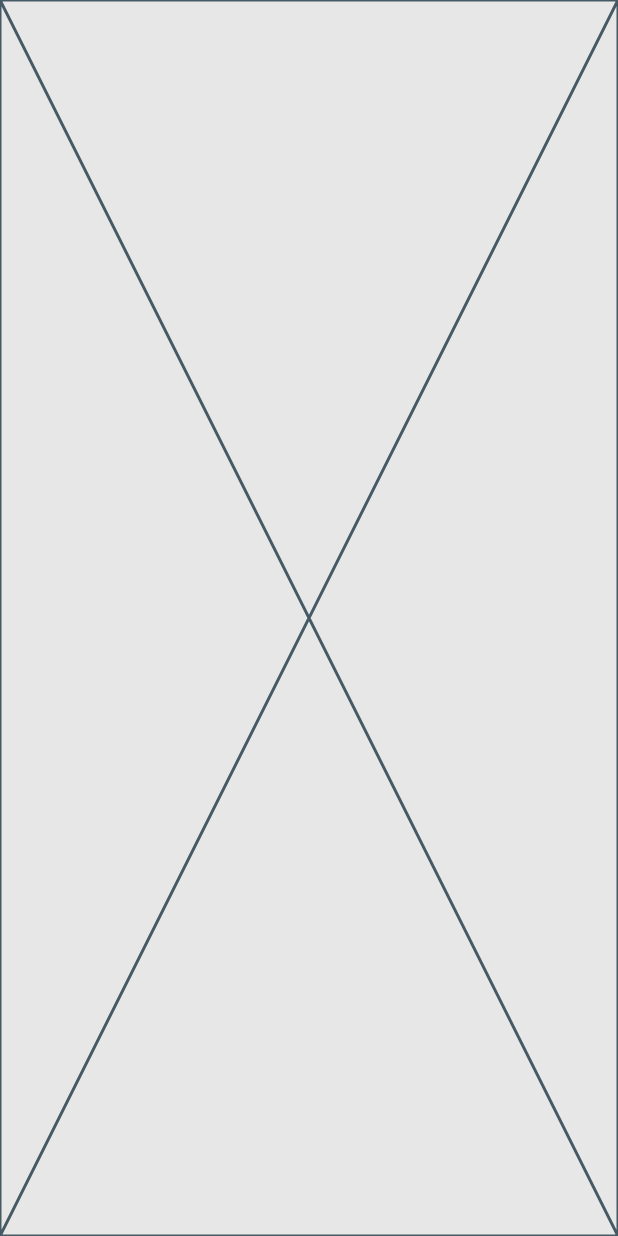
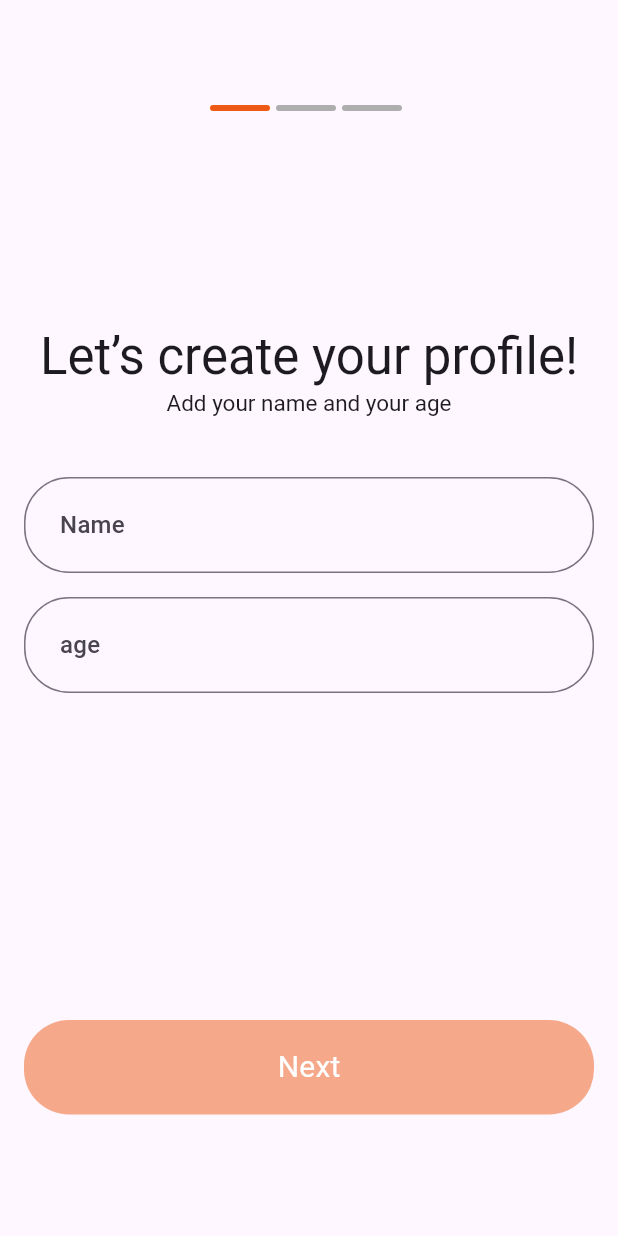
Before and after one commit to Yagshymyradov/most-bet, a Flutter app: the screen it shows after launch, on a phone screen of 412 x 824 dp. Run offline on Flutter 3.47's test engine with Material 3 defaults, Android fonts, the phone set to English and light mode, and no system bars; our stand-ins replace flutter_svg; Roboto replaces fonts that are missing (Sf-Pro-Regular); project files that could hold a hidden picture were left out.

Commit message:
theme && onboarding screen

```diff
--- /dev/null
+++ b/lib/components/field_text.dart
@@ -0,0 +1,48 @@
+import 'package:flutter/material.dart';
+import 'package:flutter/services.dart';
+
+
+class FieldText extends StatelessWidget {
+  const FieldText({
+    super.key,
+    required this.controller,
+    this.obscureText = false,
+    this.password = false,
+    this.onTogglePasscodeVisibilityTap,
+    this.validator,
+    this.onChanged,
+    this.hintText,
+    this.inputFormatter,
+    this.keyboardType,
+    this.maxLines = 1,
+  });
+
+  final bool password;
+  final TextInputType? keyboardType;
+  final List<TextInputFormatter>? inputFormatter;
+  final String? hintText;
+  final TextEditingController controller;
+  final bool obscureText;
+  final VoidCallback? onTogglePasscodeVisibilityTap;
+  final String? Function(String?)? validator;
+  final String? Function(String?)? onChanged;
+  final int maxLines;
+  @override
+  Widget build(BuildContext context) {
+    final textTheme = Theme.of(context).textTheme;
+    return TextFormField(
+      keyboardType: keyboardType,
+      validator: validator,
+      obscureText: obscureText,
+      controller: controller,
+      inputFormatters: inputFormatter,
+      style: textTheme.titleMedium,
+      maxLines: maxLines,
+      onChanged: onChanged,
+      decoration: InputDecoration(
+        contentPadding: const EdgeInsets.all(20),
+        hintText: hintText,
+      ),
+    );
+  }
+}
--- a/lib/main.dart
+++ b/lib/main.dart
@@ -1,5 +1,6 @@
 import 'package:flutter/material.dart';
 import 'screens/splash_screen.dart';
+import 'utils/theme/theme.dart';
 
 void main() {
   runApp(const MostBetApp());
@@ -10,9 +11,10 @@
 
   @override
   Widget build(BuildContext context) {
-    return const MaterialApp(
+    return MaterialApp(
       debugShowCheckedModeBanner: false,
-      home: SplashScreen(),
+      theme: AppTheme.lightTheme,
+      home: const SplashScreen(),
     );
   }
 }
--- a/lib/screens/on_boarding_screen.dart
+++ b/lib/screens/main_screen.dart
@@ -1,7 +1,7 @@
 import 'package:flutter/material.dart';
 
-class OnBoardingScreen extends StatelessWidget {
-  const OnBoardingScreen({super.key});
+class MainScreen extends StatelessWidget {
+  const MainScreen({super.key});
 
   @override
   Widget build(BuildContext context) {
--- /dev/null
+++ b/lib/screens/on_boarding_screen/on_boarding_screen.dart
@@ -0,0 +1,82 @@
+import 'package:flutter/material.dart';
+
+import '../../utils/navigation.dart';
+import '../../utils/theme/theme.dart';
+import '../main_screen.dart';
+import 'widgets/choose_photo.dart';
+import 'widgets/choose_workout_type.dart';
+import 'widgets/name_age_field.dart';
+
+class OnBoardingScreen extends StatefulWidget {
+  const OnBoardingScreen({super.key});
+
+  @override
+  State<OnBoardingScreen> createState() => _OnBoardingScreenState();
+}
+
+class _OnBoardingScreenState extends State<OnBoardingScreen> {
+  final controller = PageController();
+  int selectedPage = 0;
+
+  void onNextButtonTap() {
+    selectedPage == 2
+        ? replaceRootScreen<void>(context, const MainScreen())
+        : controller.nextPage(
+            duration: const Duration(milliseconds: 300),
+            curve: Curves.ease,
+          );
+  }
+
+  @override
+  Widget build(BuildContext context) {
+    return Scaffold(
+      body: Padding(
+        padding: const EdgeInsets.symmetric(vertical: 16),
+        child: Column(
+          children: [
+            const SizedBox(height: 54),
+            Row(
+              mainAxisAlignment: MainAxisAlignment.center,
+              children: List.generate(
+                3,
+                (index) => Padding(
+                  padding: const EdgeInsets.only(right: 4),
+                  child: SizedBox(
+                    width: 40,
+                    height: 4,
+                    child: DecoratedBox(
+                      decoration: BoxDecoration(
+                        borderRadius: BorderRadius.circular(100),
+                        color: selectedPage >= index
+                            ? AppColors.primaryColor
+                            : AppColors.textSecondaryColor,
+                      ),
+                    ),
+                  ),
+                ),
+              ),
+            ),
+            const SizedBox(height: 8),
+            Expanded(
+              child: PageView(
+                physics: const NeverScrollableScrollPhysics(),
+                controller: controller,
+                onPageChanged: (page) {
+                  selectedPage = page;
+                  setState(() {
+                    //no-op
+                  });
+                },
+                children: [
+                  NameAgeField(onNextButtonTap: onNextButtonTap),
+                  ChooseProfilePhoto(onNextButtonTap: onNextButtonTap),
+                  ChooseWorkoutType(onNextButtonTap: onNextButtonTap),
+                ],
+              ),
+            ),
+          ],
+        ),
+      ),
+    );
+  }
+}
--- /dev/null
+++ b/lib/screens/on_boarding_screen/widgets/name_age_field.dart
@@ -0,0 +1,81 @@
+import 'package:flutter/material.dart';
+
+import '../../../components/field_text.dart';
+import '../../../utils/extensions.dart';
+import '../../../utils/theme/theme.dart';
+
+class NameAgeField extends StatefulWidget {
+  final VoidCallback onNextButtonTap;
+
+  const NameAgeField({super.key, required this.onNextButtonTap});
+
+  @override
+  State<NameAgeField> createState() => _NameAgeFieldState();
+}
+
+class _NameAgeFieldState extends State<NameAgeField> {
+  final nameController = TextEditingController();
+  final ageController = TextEditingController();
+
+  void updateUi() {
+    setState(() {
+      //no-op
+    });
+  }
+
+  @override
+  Widget build(BuildContext context) {
+    final fieldsIsNotEmpty = nameController.text.isNotEmpty && ageController.text.isNotEmpty;
+    final textTheme = context.textTheme;
+    return Padding(
+      padding: const EdgeInsets.symmetric(horizontal: 16),
+      child: Column(
+        children: [
+          const SizedBox(height: 134),
+          Text(
+            'Let’s create your profile!',
+            textAlign: TextAlign.center,
+            style: textTheme.titleLarge,
+          ),
+          Text(
+            'Add your name and your age',
+            textAlign: TextAlign.center,
+            style: textTheme.headlineMedium,
+          ),
+          const SizedBox(height: 40),
+          FieldText(
+            hintText: 'Name',
+            controller: nameController,
+            onChanged: (val) {
+              updateUi();
+              return null;
+            },
+          ),
+          const SizedBox(height: 16),
+          FieldText(
+            hintText: 'age',
+            controller: ageController,
+            onChanged: (val) {
+              updateUi();
+              return null;
+            },
+          ),
+          const Spacer(),
+          ElevatedButton(
+            onPressed: fieldsIsNotEmpty ? widget.onNextButtonTap : null,
+            style: ButtonStyle(
+              backgroundColor: MaterialStatePropertyAll(
+                fieldsIsNotEmpty ? null : AppColors.primaryColor.withOpacity(0.5),
+              ),
+            ),
+            child: Text(
+              'Next',
+              style: textTheme.titleSmall,
+            ),
+          ),
+          const SizedBox(height: 65),
+        ],
+      ),
+    );
+  }
+}
--- a/lib/utils/assets.dart
+++ b/lib/utils/assets.dart
@@ -2,6 +2,9 @@ import 'package:flutter/material.dart';
 import 'package:flutter_svg/svg.dart';
 
 enum AppIcons {
+  boy('boy'),
+  girl('girl'),
+  dog('dog'),
   logoReviewers('logo-reviewers');
 
   final String path;
@@ -10,7 +13,7 @@ enum AppIcons {
 
   String get _svg => 'assets/icons/$path.svg';
 
-  String get _png => 'assets/icons/$path.png';
+  String get _png => 'assets/images/$path.png';
 
   String get _jpg => 'assets/icons/$path.jpg';
 
--- /dev/null
+++ b/lib/utils/theme/theme.dart
@@ -0,0 +1,57 @@
+import 'package:flutter/material.dart';
+
+class AppTheme {
+  AppTheme._();
+
+  static ThemeData lightTheme = ThemeData(
+    brightness: Brightness.light,
+    useMaterial3: true,
+    fontFamily: 'Sf-Pro-Regular',
+    primaryColor: AppColors.primaryColor,
+    inputDecorationTheme: InputDecorationTheme(
+      border: OutlineInputBorder(
+        borderSide: const BorderSide(color: AppColors.textSecondaryColor),
+        borderRadius: BorderRadius.circular(30),
+      ),
+      focusedBorder: OutlineInputBorder(
+        borderSide: const BorderSide(color: AppColors.blackColor),
+        borderRadius: BorderRadius.circular(30),
+      ),
+    ),
+    elevatedButtonTheme: ElevatedButtonThemeData(
+      style: ButtonStyle(
+        backgroundColor: const MaterialStatePropertyAll(AppColors.primaryColor),
+        minimumSize: const MaterialStatePropertyAll(Size(double.infinity, 63)),
+        shape: MaterialStatePropertyAll(
+          RoundedRectangleBorder(
+            borderRadius: BorderRadius.circular(30),
+          ),
+        ),
+      ),
+    ),
+    textTheme: const TextTheme(
+      titleLarge: TextStyle(
+        fontWeight: FontWeight.w400,
+        fontSize: 34,
+      ),
+      titleSmall: TextStyle(
+        fontWeight: FontWeight.w400,
+        fontSize: 20,
+        color: AppColors.whiteColor,
+      ),
+      headlineMedium: TextStyle(
+        fontWeight: FontWeight.w400,
+        fontSize: 15,
+      ),
+    ),
+  );
+}
+
+class AppColors {
+  AppColors._();
+
+  static const whiteColor = Colors.white;
+  static const textSecondaryColor = Color.fromRGBO(174, 174, 174, 1);
+  static const primaryColor = Color.fromRGBO(238, 89, 22, 1);
+  static const blackColor = Colors.black;
+}
```
Also changed, not shown: lib/components/profile_image.dart (added, +36 -0 lines), lib/screens/on_boarding_screen/widgets/choose_photo.dart (added, +86 -0 lines), lib/screens/on_boarding_screen/widgets/choose_workout_type.dart (added, +103 -0 lines), lib/screens/splash_screen.dart (+15 -14 lines), lib/theme/theme.dart (deleted, +0 -8 lines), lib/utils/enums.dart (added, +65 -0 lines), lib/utils/extensions.dart (added, +12 -0 lines), pubspec.yaml (+7 -17 lines), assets/fonts/Sf-Pro-Regular.OTF (added), assets/images/boy.png (added), assets/images/dog.png (added), assets/images/girl.png (added).
